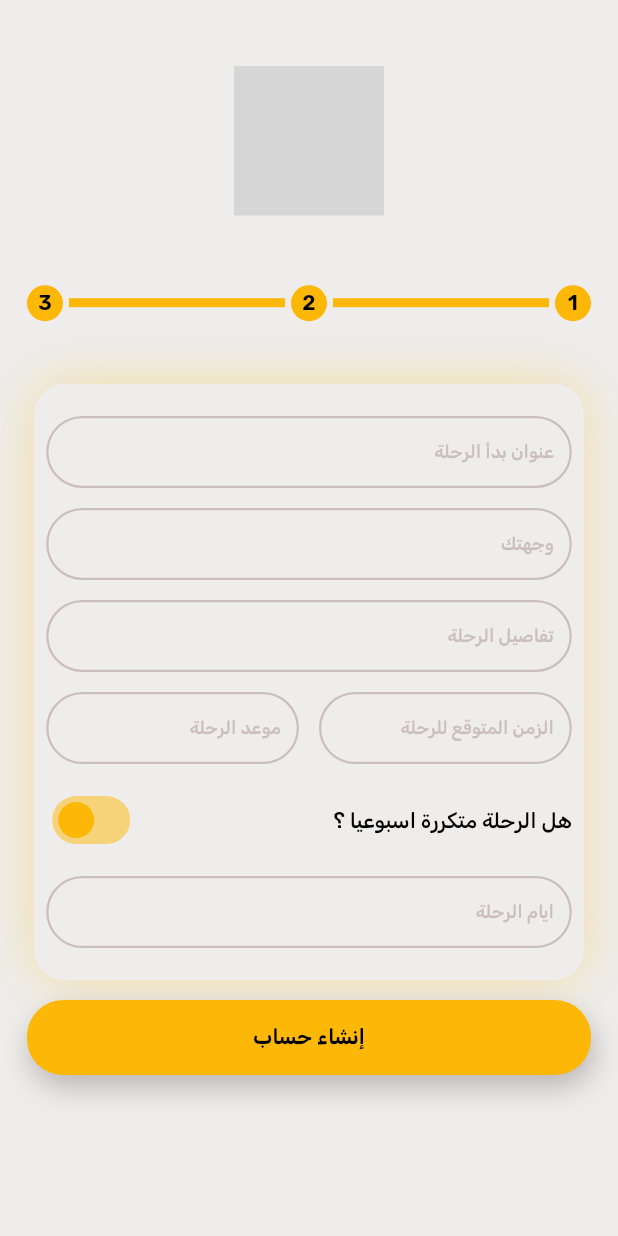
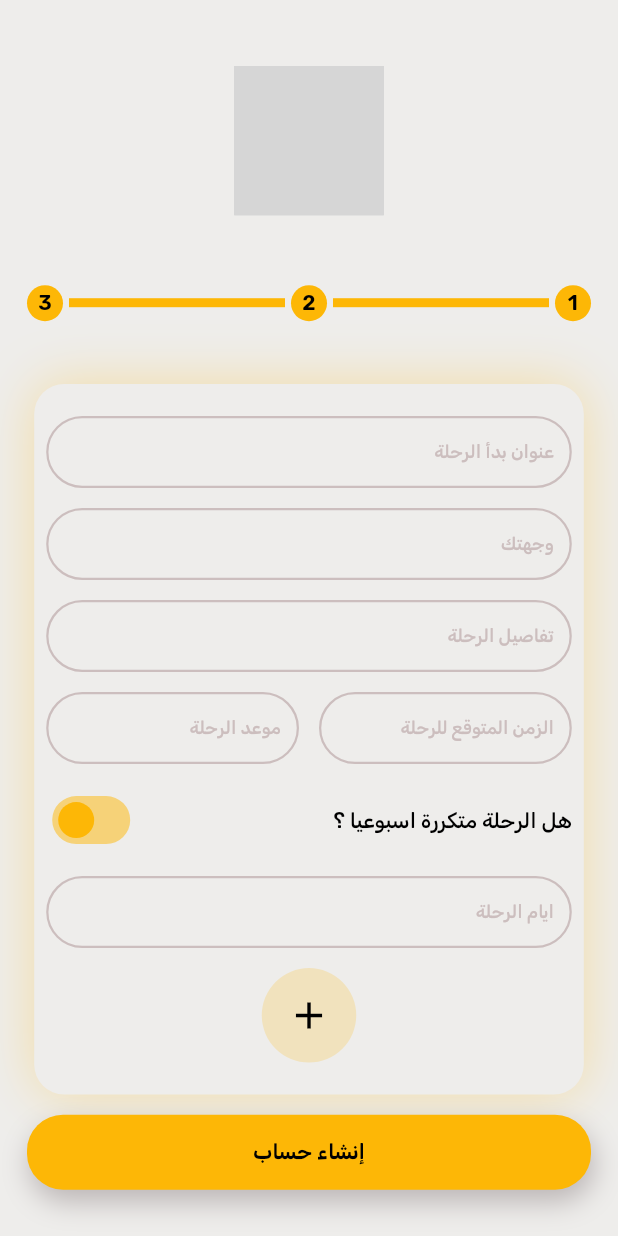
Before and after one commit to EngAbdoS/Smart-Shipment-System, a Flutter app: the DeliveryExternalRegistrationView screen opened by its route, on a phone screen of 412 x 824 dp. Run offline on Flutter 3.47's test engine with Material 3 defaults, Android fonts, the phone set to English and light mode, and no system bars; drawn by our look-alikes of flutter_animate, loader_overlay; our stand-ins replace animated_splash_screen, dartz, dio, easy_localization, firebase_core, flutter_bloc and 14 more; missing offline and left inert: open_street_map_search_and_pick; accounts and stored records are empty; generated files the repository leaves out were written again; project files that could hold a hidden picture were left out; grey boxes are pictures that could not be loaded.

Commit message:
create delivery trip add button widget && trip validation && refactor some bugs

```diff
--- a/assets/translations/ar-EG.json
+++ b/assets/translations/ar-EG.json
@@ -55,7 +55,7 @@
   "thursday" : "الخميس",
   "friday"   : "الجمعة",
   "saturday" : "السبت",
-
+"validateDeliveryTripInputToast": "تأكد من ادخال جميع البينات الرحلة بشكل صحيح",
 
 
 
--- a/assets/translations/en-US.json
+++ b/assets/translations/en-US.json
@@ -147,5 +147,6 @@
   "wednesday": "Wednesday",
   "thursday": "Thursday",
   "friday": "Friday",
-  "saturday": "Saturday"
+  "saturday": "Saturday",
+  "validateDeliveryTripInputToast": "تأكد من ادخال جميع البينات الرحلة بشكل صحيح"
 }
--- a/lib/presentation/authenticathion/deliveryRegistration/views/deliveryExternalRegistrationView.dart
+++ b/lib/presentation/authenticathion/deliveryRegistration/views/deliveryExternalRegistrationView.dart
@@ -97,7 +97,7 @@ class DeliveryExternalRegistrationView extends StatelessWidget {
                     _viewModel.setCurrentDeliveryIsTripOneTime,
                 outputTripDaysList: _viewModel.outputCurrentTripDays,
                 outputCurrentDeliveryIsTripOneTime:
-                    _viewModel.outputCurrentDeliveryIsTripOneTime, setCurrentTripDay: _viewModel.setCurrentTripDay,
+                    _viewModel.outputCurrentDeliveryIsTripOneTime, setCurrentTripDay: _viewModel.setCurrentTripDay, outputIsDeliveryTripValid: _viewModel.outputIsDeliveryTripValid,
               ),
 
               SizedBox(
--- a/lib/presentation/resources/strings_manager.dart
+++ b/lib/presentation/resources/strings_manager.dart
@@ -54,7 +54,7 @@ class AppStrings {
  static const thursday  = "thursday";
  static const friday    = "friday";
  static const saturday  = "saturday";
-
+  static const validateDeliveryTripInputToast = "validateDeliveryTripInputToast";
   static const nameHint = "name_hint";
   static const hello = "hello";
   static const readyFast = "ready_fast";
--- a/lib/presentation/widgets/deliveryTripInputWidget.dart
+++ b/lib/presentation/widgets/deliveryTripInputWidget.dart
@@ -10,7 +10,9 @@ import 'package:smart_shipment_system/presentation/resources/strings_manager.dar
 import 'package:location/location.dart';
 import 'package:smart_shipment_system/presentation/resources/theme_manager.dart';
 import 'package:smart_shipment_system/presentation/resources/values_manager.dart';
+import 'package:smart_shipment_system/presentation/widgets/cirular_button.dart';
 import 'package:smart_shipment_system/presentation/widgets/select_week_days.dart';
+import 'package:smart_shipment_system/presentation/widgets/toast.dart';
 
 class DeliveryTripInputWidget extends StatefulWidget {
   DeliveryTripInputWidget({
@@ -37,6 +39,7 @@ class DeliveryTripInputWidget extends StatefulWidget {
     required this.outputCurrentDeliveryIsTripOneTime,
     required this.outputTripDaysList,
     required this.setCurrentTripDay,
+    required this.outputIsDeliveryTripValid,
   });
 
   final Stream<String> outputFromLocation;
@@ -46,6 +49,7 @@ class DeliveryTripInputWidget extends StatefulWidget {
   final Stream<bool> outputTripDetails;
   final Stream<bool> outputCurrentDeliveryIsTripOneTime;
   final Stream<List<String>> outputTripDaysList;
+  final Stream<bool> outputIsDeliveryTripValid;
 
   final TextEditingController fromLocationTextEditingController;
   final TextEditingController toLocationTextEditingController;
@@ -182,7 +186,7 @@ class _DeliveryTripInputWidgetState extends State<DeliveryTripInputWidget> {
                         return TextFormField(
                           onChanged: (duration) =>
                               widget.setCurrentTripExpectedDuration(
-                                  int.parse(duration)),
+                                  duration != "" ? int.parse(duration) : 0),
                           keyboardType: TextInputType.number,
                           controller:
                               widget.expectedDurationTextEditingController,
@@ -294,6 +298,30 @@ class _DeliveryTripInputWidgetState extends State<DeliveryTripInputWidget> {
             SizedBox(
               height: 15.sp,
             ),
+
+            Center(
+              child: StreamBuilder<bool>(
+                  stream: widget.outputIsDeliveryTripValid,
+                  builder: (context, snapshot) {
+                    return CircularButton(
+                      buttonColor: (snapshot.data ?? false)
+                          ? ColorManager.primary
+                          : ColorManager.primary.withOpacity(0.2),
+                      buttonAction: (snapshot.data ?? false)
+                          ? () => print("a7a")
+                          : () => toastWidget(
+                              AppStrings.validateDeliveryTripInputToast),
+                      buttonWidget: const Icon(
+                        Icons.add,
+                        color: ColorManager.black,
+                        size: 30,
+                      ),
+                    );
+                  }),
+            ),
+            SizedBox(
+              height: 15.sp,
+            ),
             // eliveryTripInputWidget()
           ],
         ),
@@ -360,18 +388,21 @@ Widget dateOfTripInputWidget(
                 context: context,
                 initialDate: DateTime.now(),
                 firstDate: DateTime.now(),
-                lastDate: DateTime.now().add(Duration(days: 30)));
-            setCurrentTripDay((pickedDate ?? DateTime(0)).toString());
+                lastDate: DateTime.now().add(const Duration(days: 30)));
+            setCurrentTripDay((pickedDate != null
+                    ? (DateFormat.yMd().format(pickedDate!))
+                    : "")
+                .toString());
 
-            tripDaysTextEditingController.text =
-                "${pickedDate?.year ?? "0"}-${pickedDate?.month ?? "0"}-${pickedDate?.day ?? "0"}";
+            tripDaysTextEditingController.text =pickedDate!=null?
+                "${pickedDate!.year}-${pickedDate!.month }-${pickedDate!.day}":"";
           },
 
           controller: tripDaysTextEditingController,
           decoration: InputDecoration(
             hintText: AppStrings.tripDaysHint.tr(),
             labelText: AppStrings.tripDays.tr(),
-            errorText: (snapshot.data?[0] != DateTime(0).toString() ?? true)
+            errorText: ((snapshot.data?[0] !=""||snapshot.data!=[]) ?? true)
                 ? null
                 : AppStrings.tripDaysHint.tr(),
           ),
@@ -396,7 +427,7 @@ Widget pickTripDaysInputWidget(
         border: Border.all(width: 2, color: ColorManager.gray)),
     fontSize: 6.3.sp,
     onSelect: (selectedDays) => {
-      setCurrentTripDay(selectedDays.toString()),
+      setCurrentTripDay(selectedDays),
       print(selectedDays),
     },
     days: [
```
Also changed, not shown: lib/presentation/authenticathion/deliveryRegistration/viewModel/deliveryRegisterationViewModel.dart (+44 -3 lines).
